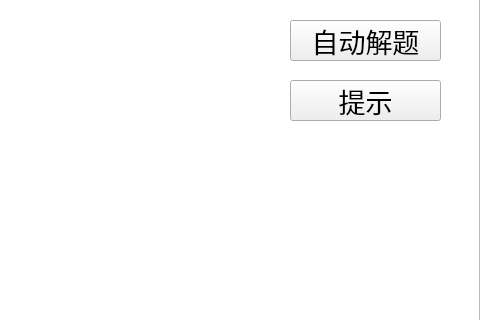
This is game_ui.ui in hjwforever/LinkGame as Qt 5 draws it before an edit; both pictures show x 320 to 800 and y 180 to 500 of the 800 by 600 pixel window. The edited form follows.
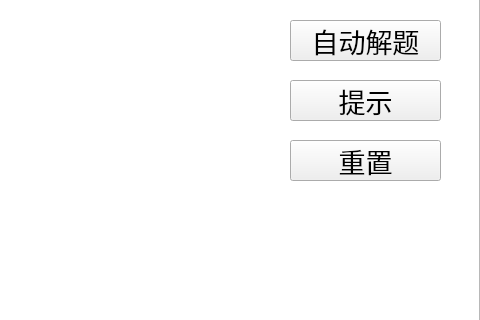
This is the edited form. Icons and pictures are not drawn.

Commit message: 胡江浩写了重置图的功能，解决了一些内存未释放的内存问题

Patch:
```diff
--- a/game_ui.ui
+++ b/game_ui.ui
@@ -266,6 +266,25 @@
      <string>提示</string>
     </property>
    </widget>
+   <widget class="QPushButton" name="resetButton">
+    <property name="geometry">
+     <rect>
+      <x>610</x>
+      <y>320</y>
+      <width>151</width>
+      <height>41</height>
+     </rect>
+    </property>
+    <property name="font">
+     <font>
+      <family>楷体</family>
+      <pointsize>20</pointsize>
+     </font>
+    </property>
+    <property name="text">
+     <string>重置</string>
+    </property>
+   </widget>
    <zorder>game_UI_graphicsView</zorder>
    <zorder>returnButton</zorder>
    <zorder>beginButton</zorder>
@@ -277,6 +296,7 @@
    <zorder>label3</zorder>
    <zorder>autoSolveProblemButton</zorder>
    <zorder>tipButton</zorder>
+   <zorder>resetButton</zorder>
   </widget>
  </widget>
  <resources>
```
The commit also changes 3 other files.
